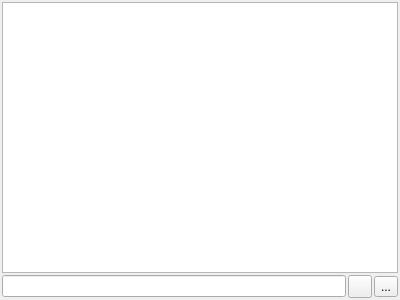
The window that rpfm_ui/ui_templates/filterable_tree_widget.ui (Frodo45127/rpfm) describes before a commit, drawn with Qt 5.
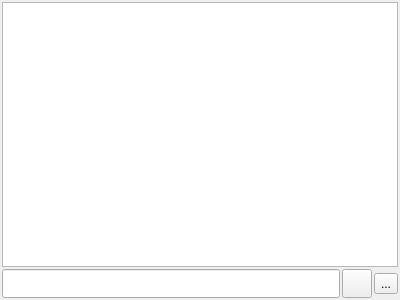
The same window after the commit. Icons and pictures are not drawn. Custom widgets are drawn as their Qt base class.

Commit message: Increased icon sizes to 22px.

What changed in the file:
```diff
--- a/rpfm_ui/ui_templates/filterable_tree_widget.ui
+++ b/rpfm_ui/ui_templates/filterable_tree_widget.ui
@@ -53,6 +53,12 @@
    </item>
    <item row="1" column="0">
     <widget class="KLineEdit" name="filter_line_edit">
+     <property name="sizePolicy">
+      <sizepolicy hsizetype="Expanding" vsizetype="Preferred">
+       <horstretch>0</horstretch>
+       <verstretch>0</verstretch>
+      </sizepolicy>
+     </property>
      <property name="clearButtonEnabled">
       <bool>true</bool>
      </property>
@@ -67,6 +73,12 @@
       <iconset theme="format-text-uppercase">
        <normaloff>../../../../</normaloff>../../../../</iconset>
      </property>
+     <property name="iconSize">
+      <size>
+       <width>22</width>
+       <height>22</height>
+      </size>
+     </property>
      <property name="checkable">
       <bool>true</bool>
      </property>
@@ -81,6 +93,12 @@
       <iconset theme="expand-all-symbolic">
        <normaloff>../../../../</normaloff>../../../../</iconset>
      </property>
+     <property name="iconSize">
+      <size>
+       <width>22</width>
+       <height>22</height>
+      </size>
+     </property>
      <property name="checkable">
       <bool>true</bool>
      </property>
```
The commit also changes 3 other files.
